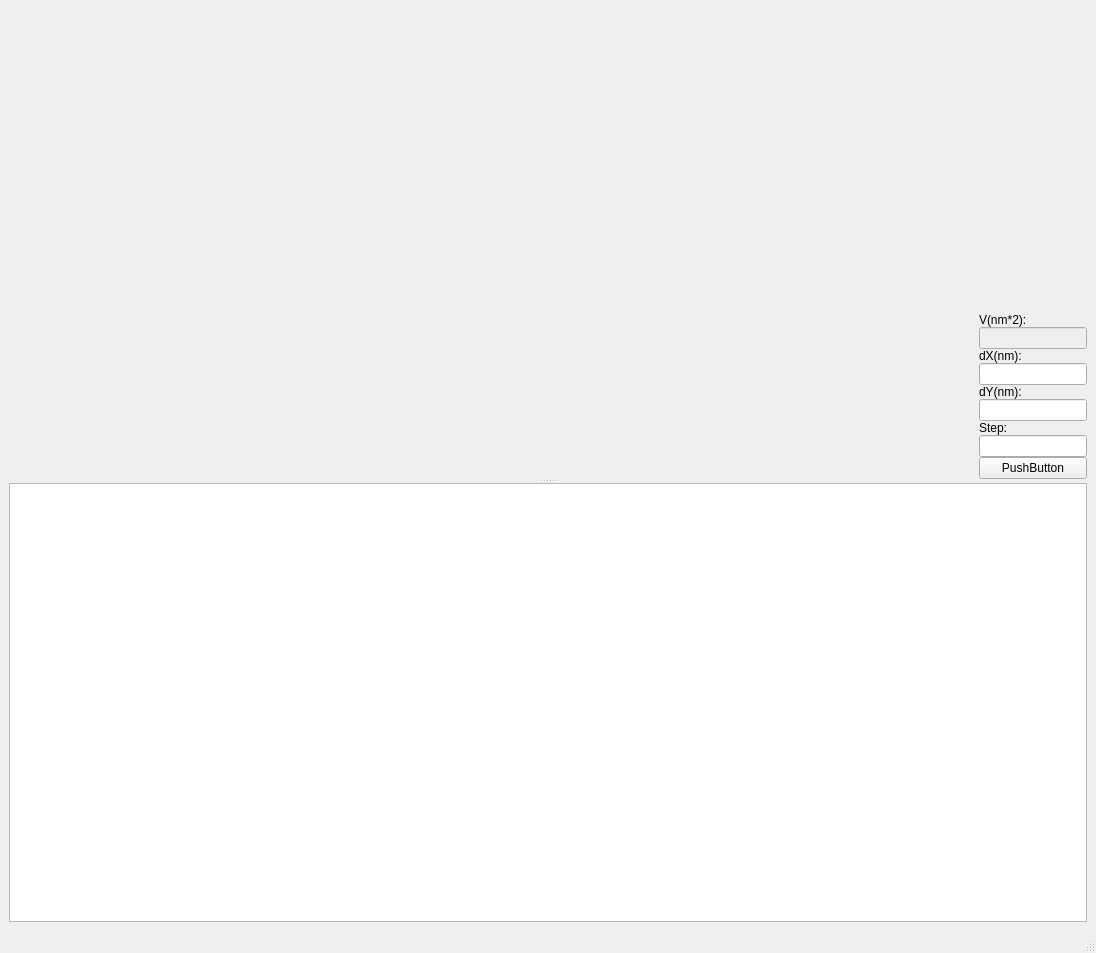
Above: nanoanalyzer.ui from mskubenich/NanoAnalyzer before the change. Below: the same form after it.
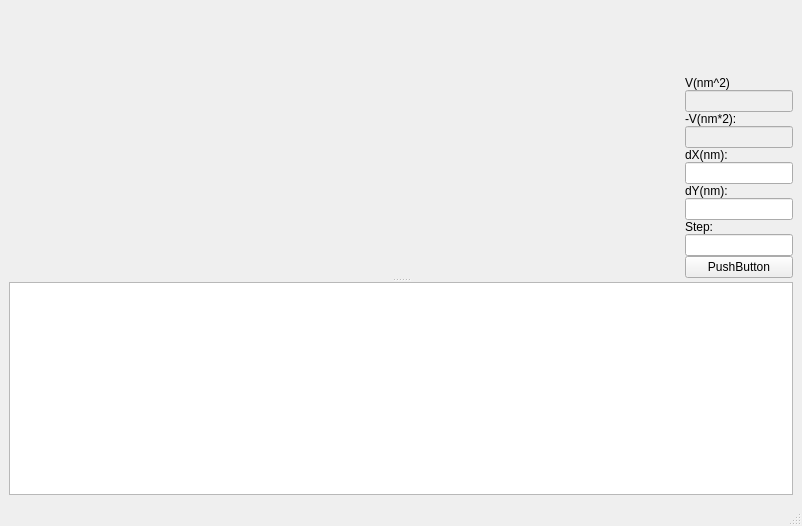
That is the form after the change. Custom widgets are drawn as their Qt base class.

Commit message: calculate positive and negative v

What changed in the file:
```diff
--- a/nanoanalyzer.ui
+++ b/nanoanalyzer.ui
@@ -8,8 +8,8 @@
    <rect>
     <x>0</x>
     <y>0</y>
-    <width>1096</width>
-    <height>953</height>
+    <width>802</width>
+    <height>526</height>
    </rect>
   </property>
   <property name="windowTitle" >
@@ -23,6 +23,12 @@
        <enum>Qt::Vertical</enum>
       </property>
       <widget class="QWidget" native="1" name="widget" >
+       <property name="sizePolicy" >
+        <sizepolicy vsizetype="Maximum" hsizetype="Preferred" >
+         <horstretch>0</horstretch>
+         <verstretch>0</verstretch>
+        </sizepolicy>
+       </property>
        <layout class="QVBoxLayout" name="verticalLayout_3" >
         <property name="margin" >
          <number>0</number>
@@ -63,10 +69,30 @@
               </property>
              </spacer>
             </item>
+            <item>
+             <widget class="QLabel" name="label_5" >
+              <property name="text" >
+               <string>V(nm^2)</string>
+              </property>
+             </widget>
+            </item>
+            <item>
+             <widget class="QLineEdit" name="positive_v" >
+              <property name="enabled" >
+               <bool>false</bool>
+              </property>
+              <property name="sizePolicy" >
+               <sizepolicy vsizetype="Fixed" hsizetype="Minimum" >
+                <horstretch>0</horstretch>
+                <verstretch>0</verstretch>
+               </sizepolicy>
+              </property>
+             </widget>
+            </item>
             <item>
              <widget class="QLabel" name="label_4" >
               <property name="text" >
-               <string>V(nm*2):</string>
+               <string>-V(nm*2):</string>
               </property>
              </widget>
             </item>
@@ -150,7 +176,14 @@
         </item>
        </layout>
       </widget>
-      <widget class="QTableView" name="tableView" />
+      <widget class="QTableView" name="tableView" >
+       <property name="sizePolicy" >
+        <sizepolicy vsizetype="Minimum" hsizetype="Expanding" >
+         <horstretch>0</horstretch>
+         <verstretch>0</verstretch>
+        </sizepolicy>
+       </property>
+      </widget>
      </widget>
     </item>
    </layout>
```
Left out of the diff: 5 changed lines with no effect on the pictures. The commit also changes 5 other files.
